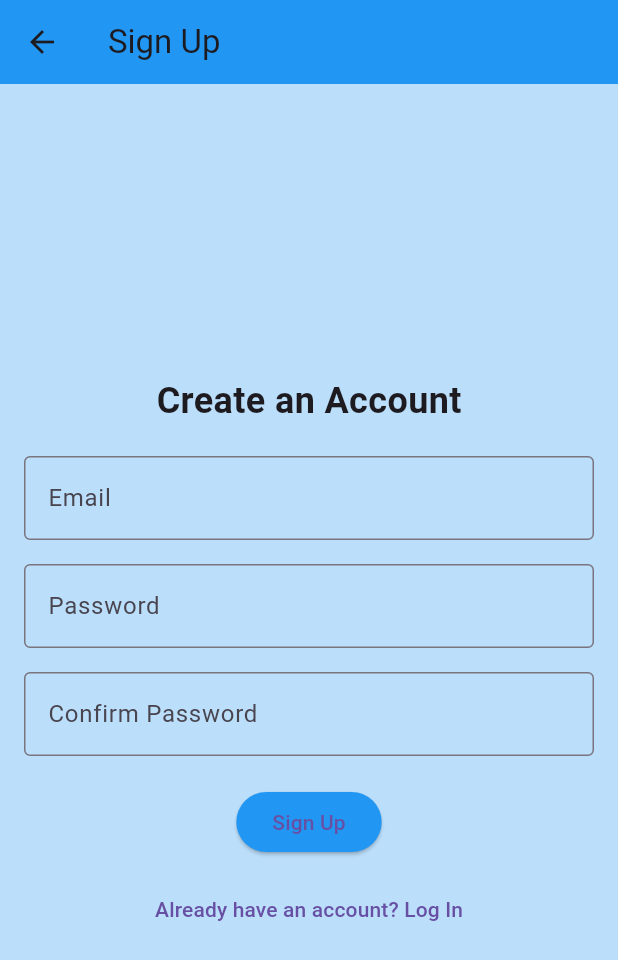
After one commit to deemaoaloufi/KidCoin_App, a Flutter app: the NextScreen screen opened directly, after a tap on "Sign Up", on a phone screen of 412 x 824 dp. The commit adds this screen. Shown: the top 960 px of the screen. Run offline on Flutter 3.47's test engine with Material 3 defaults, Android fonts, the light colour scheme and no system bars; our stand-ins replace cloud_firestore, firebase_auth, firebase_core; accounts and stored records are empty.

Commit message:
A lot of changes made here, all screens works now but need small edits

```diff
--- a/lib/methods/Budget.dart
+++ b/lib/methods/Budget.dart
@@ -21,7 +21,7 @@ class Budget {
 }
 
 class BudgetManager {
-  List<Budget> _budgets = [];
+  final List<Budget> _budgets = [];
 
   BudgetManager() {
     // Prepopulate the list with sample data
--- a/lib/methods/id_generator.dart
+++ b/lib/methods/id_generator.dart
@@ -1,7 +1,7 @@
 import 'package:uuid/uuid.dart';
 
 class IdGenerator {
-  static final Uuid _uuid = Uuid();
+  static final Uuid _uuid = const Uuid();
 
   // Generate a unique ID using uuid
   static String generateId() {
--- /dev/null
+++ b/lib/methods/sign_up_page.dart
@@ -0,0 +1,137 @@
+import 'package:flutter/material.dart';
+import 'package:firebase_auth/firebase_auth.dart';
+import '../services/auth_service.dart';
+import 'parent_login_page.dart';
+
+class SignUpPage extends StatefulWidget {
+  const SignUpPage({super.key});
+
+  @override
+  _SignUpPageState createState() => _SignUpPageState();
+}
+
+class _SignUpPageState extends State<SignUpPage> {
+  final TextEditingController _emailController = TextEditingController();
+  final TextEditingController _passwordController = TextEditingController();
+  final TextEditingController _confirmPasswordController = TextEditingController();
+  bool _isLoading = false;
+
+  @override
+  void dispose() {
+    _emailController.dispose();
+    _passwordController.dispose();
+    _confirmPasswordController.dispose();
+    super.dispose();
+  }
+
+  Future<void> _signUp() async {
+    final String email = _emailController.text.trim();
+    final String password = _passwordController.text.trim();
+    final String confirmPassword = _confirmPasswordController.text.trim();
+
+    if (email.isEmpty || password.isEmpty || confirmPassword.isEmpty) {
+      ScaffoldMessenger.of(context).showSnackBar(
+        const SnackBar(content: Text('Please fill in all fields')),
+      );
+      return;
+    }
+
+    if (password != confirmPassword) {
+      ScaffoldMessenger.of(context).showSnackBar(
+        const SnackBar(content: Text('Passwords do not match')),
+      );
+      return;
+    }
+
+    setState(() {
+      _isLoading = true;
+    });
+
+    try {
+      User? user = await AuthService().signUpWithEmail(email, password);
+      if (user != null) {
+        ScaffoldMessenger.of(context).showSnackBar(
+          const SnackBar(content: Text('Sign Up successful!')),
+        );
+        Navigator.pushReplacement(
+          context,
+          MaterialPageRoute(builder: (context) => ParentLoginPage()),
+        );
+      }
+    } catch (e) {
+      ScaffoldMessenger.of(context).showSnackBar(
+        SnackBar(content: Text('Sign Up failed: $e')),
+      );
+    } finally {
+      setState(() {
+        _isLoading = false;
+      });
+    }
+  }
+
+  @override
+  Widget build(BuildContext context) {
+    return Scaffold(
+      appBar: AppBar(
+        title: const Text('Sign Up'),
+        backgroundColor: Colors.blue,
+      ),
+      body: Padding(
+        padding: const EdgeInsets.all(16.0),
+        child: Column(
+          mainAxisAlignment: MainAxisAlignment.center,
+          children: [
+            const Text(
+              'Create an Account',
+              style: TextStyle(fontSize: 24, fontWeight: FontWeight.bold),
+            ),
+            const SizedBox(height: 20),
+            TextField(
+              controller: _emailController,
+              decoration: const InputDecoration(
+                labelText: 'Email',
+                border: OutlineInputBorder(),
+              ),
+              keyboardType: TextInputType.emailAddress,
+            ),
+            const SizedBox(height: 16),
+            TextField(
+              controller: _passwordController,
+              decoration: const InputDecoration(
+                labelText: 'Password',
+                border: OutlineInputBorder(),
+              ),
+              obscureText: true,
+            ),
+            const SizedBox(height: 16),
+            TextField(
+              controller: _confirmPasswordController,
+              decoration: const InputDecoration(
+                labelText: 'Confirm Password',
+                border: OutlineInputBorder(),
+              ),
+              obscureText: true,
+            ),
+            const SizedBox(height: 20),
+            _isLoading
+                ? const CircularProgressIndicator()
+                : ElevatedButton(
+                    onPressed: _signUp,
+                    style: ButtonStyle(
+                      backgroundColor: WidgetStateProperty.all<Color>(Colors.blue),
+                    ),
+                    child: const Text('Sign Up'),
+                  ),
+            const SizedBox(height: 10),
+            TextButton(
+              onPressed: () {
+                Navigator.pop(context);
+              },
+              child: const Text('Already have an account? Log In'),
+            ),
+          ],
+        ),
+      ),
+    );
+  }
+}
--- /dev/null
+++ b/lib/next_screen.dart
@@ -0,0 +1,61 @@
+import 'package:flutter/material.dart';
+import '../methods/sign_up_page.dart'; // Import Sign Up Page
+import '../methods/parent_login_page.dart'; // Import Parent Login Page
+import '../methods/child_registration.dart'; // Import Child Registration Page
+import '../methods/child_main_page.dart'; // Import Child Main Page
+
+class NextScreen extends StatelessWidget {
+  const NextScreen({super.key});
+
+  @override
+  Widget build(BuildContext context) {
+    return Scaffold(
+      appBar: AppBar(
+        title: const Text('Next Screen'),
+      ),
+      body: Center(
+        child: Column(
+          mainAxisAlignment: MainAxisAlignment.center,
+          children: <Widget>[
+            ElevatedButton(
+              onPressed: () {
+                Navigator.push(
+                  context,
+                  MaterialPageRoute(builder: (context) => SignUpPage()),
+                );
+              },
+              child: const Text('Sign Up'),
+            ),
+            ElevatedButton(
+              onPressed: () {
+                Navigator.push(
+                  context,
+                  MaterialPageRoute(builder: (context) => ParentLoginPage()),
+                );
+              },
+              child: const Text('Login'),
+            ),
+            ElevatedButton(
+              onPressed: () {
+                Navigator.push(
+                  context,
+                  MaterialPageRoute(builder: (context) => const ChildRegistrationForm()), // Use the registration form here
+                );
+              },
+              child: const Text('Child Registration'),
+            ),
+            ElevatedButton(
+              onPressed: () {
+                Navigator.push(
+                  context,
+                  MaterialPageRoute(builder: (context) => ChildMainPage(childId: '',)),
+                );
+              },
+              child: const Text('Child Main Page'),
+            ),
+          ],
+        ),
+      ),
+    );
+  }
+}
--- a/lib/services/budget_service.dart
+++ b/lib/services/budget_service.dart
@@ -1,15 +1,12 @@
 import 'package:cloud_firestore/cloud_firestore.dart';
 
 class BudgetService {
-  final CollectionReference budgetCollection =
-      FirebaseFirestore.instance.collection('budgets');
+  final CollectionReference budgetCollection = FirebaseFirestore.instance.collection('budgets');
 
-  // Add a new budget
   Future<void> addBudget(String childId, Map<String, dynamic> budgetData) async {
     await budgetCollection.doc(childId).set(budgetData);
   }
 
-  // Get budget by child ID
   Future<DocumentSnapshot> getBudgetByChildId(String childId) async {
     return await budgetCollection.doc(childId).get();
   }
--- a/pubspec.yaml
+++ b/pubspec.yaml
@@ -58,10 +58,13 @@ dev_dependencies:
 # The following section is specific to Flutter packages.
 flutter:
 
+uses-material-design: true
+
   # The following line ensures that the Material Icons font is
   # included with your application, so that you can use the icons in
   # the material Icons class.
-  uses-material-design: true
+
+
 
   # To add assets to your application, add an assets section, like this:
   # assets:
```
Also changed, not shown: lib/home_screen.dart (+20 -30 lines), lib/main.dart (+7 -7 lines), lib/methods/child_main_page.dart (renamed from lib/methods/ChildMainPage.dart, +12 -12 lines), lib/methods/parent_login_page.dart (added, +124 -0 lines), lib/methods/spent_amount_page.dart (renamed from lib/methods/SpentAmountPage.dart, +7 -7 lines), lib/services/auth_service.dart (+23 -15 lines), lib/services/child_service.dart (+7 -38 lines), lib/methods/child_registration.dart (renamed from lib/methods/ChildRegistration.dart).
